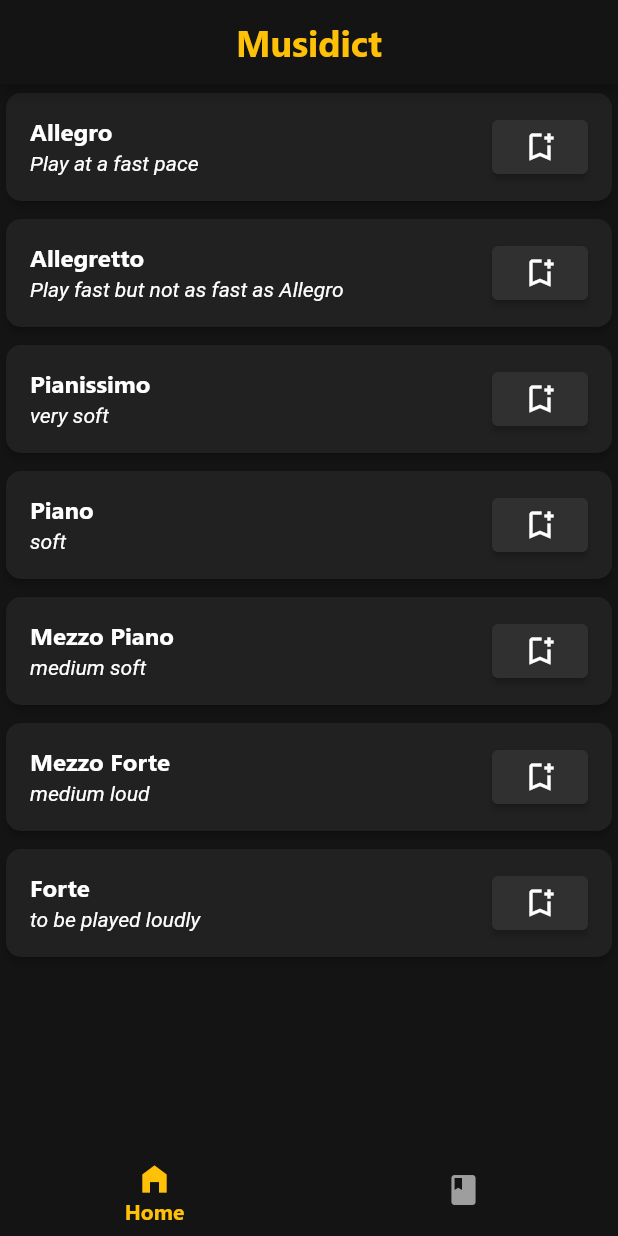
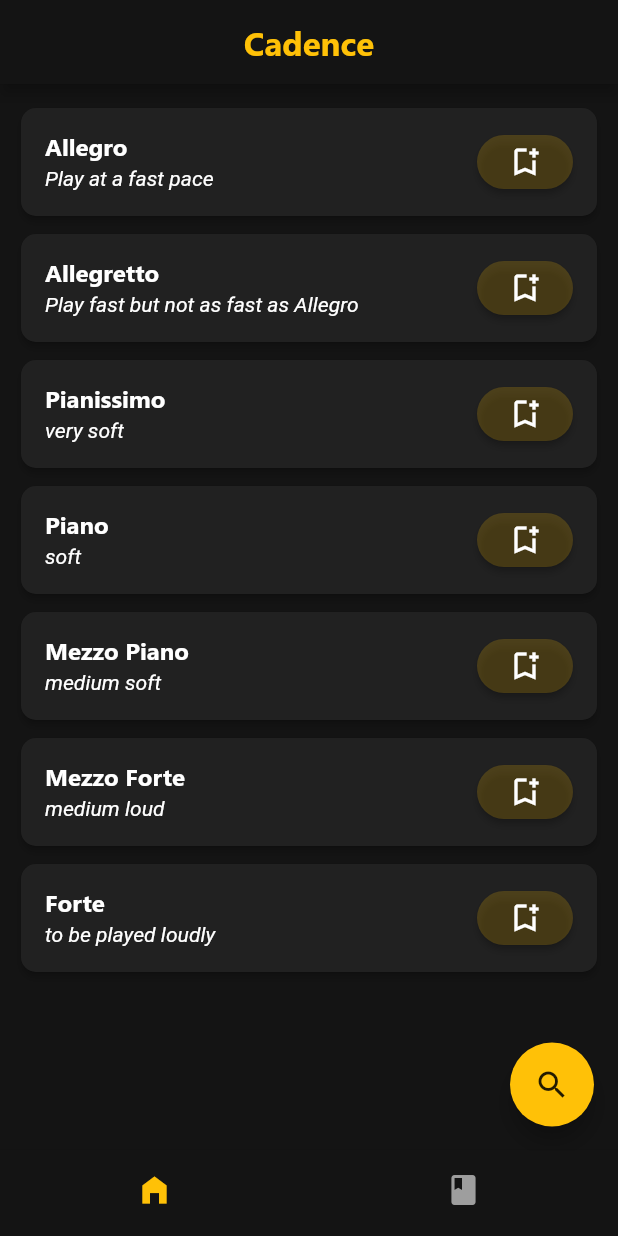
Before and after one commit to itcodehery/Flutter-CodeMaiden, a Flutter app: the screen it shows after launch, on a phone screen of 412 x 824 dp. Run offline on Flutter 3.47's test engine with Material 2 defaults, Android fonts, the phone set to English and light mode, and no system bars; our stand-ins replace easy_search_bar, get, shared_preferences; missing offline and left inert: material3_layout.

Commit message:
Made heavy changes to library

```diff
--- a/musidict/lib/home.dart
+++ b/musidict/lib/home.dart
@@ -1,4 +1,5 @@
 import 'package:flutter/material.dart';
+import 'package:musidict/sharedphicons.dart';
 import 'package:musidict/sharedprefhelper.dart';
 
 class Home extends StatefulWidget {
@@ -9,11 +10,18 @@ class Home extends StatefulWidget {
 }
 
 class HomeState extends State<Home> {
+  static const String cardIconsKey = 'card_icons';
+  static const String savedEntriesKey = 'saved_entries';
+
   String titleText = '', subtitleText = '';
   var savedEntries = <String, String>{};
+  var cardIcons = <String, IconData>{};
 
   Widget createCard(String titletext, String subtitletext) {
-    IconData addedToLibrary = Icons.bookmark_add_outlined;
+    IconData initialIcon = savedEntries.containsKey(titletext)
+        ? Icons.bookmark_outlined
+        : Icons.bookmark_add_outlined;
+    cardIcons[titletext] = initialIcon;
 
     return Column(children: [
       const SizedBox(height: 2),
@@ -32,31 +40,38 @@ class HomeState extends State<Home> {
                 subtitle: Text(subtitletext),
                 textColor: Colors.white,
                 subtitleTextStyle: const TextStyle(
-                    fontStyle: FontStyle.italic, color: Colors.amberAccent),
+                    fontStyle: FontStyle.italic, color: Colors.blue),
                 trailing: ElevatedButton(
                     onPressed: () async {
+                      if (cardIcons[titletext] == Icons.bookmark_add_outlined) {
                         setState(() {
-                        if (addedToLibrary == Icons.bookmark_add_outlined) {
                           savedEntries[titletext] = subtitletext;
-                          print('Saved Entries: $savedEntries');
-                          SharedPreferencesHelper.saveMap(savedEntries);
-                          addedToLibrary = Icons.bookmark_outlined;
+                          debugPrint('Saved Entries: $savedEntries');
+                          SharedPreferencesHelper.saveMap(
+                              savedEntries, savedEntriesKey);
+                          cardIcons[titletext] = Icons.bookmark_outlined;
+                          SharedPreferencesHelperIcons.saveMap(
+                              cardIcons, cardIconsKey);
+                        });
                       } else {
+                        setState(() {
                           savedEntries.remove(titletext);
-                          SharedPreferencesHelper.saveMap(savedEntries);
-                          print('Saved Entries: $savedEntries');
-                          addedToLibrary = Icons.bookmark_add_outlined;
+                          SharedPreferencesHelper.saveMap(
+                              savedEntries, savedEntriesKey);
+                          debugPrint('Saved Entries: $savedEntries');
+                          cardIcons[titletext] = Icons.bookmark_add_outlined;
+                          SharedPreferencesHelperIcons.saveMap(
+                              cardIcons, cardIconsKey);
+                        });
                       }
-                        ;
-                      });
                     },
                     style: ButtonStyle(
+                      shape: MaterialStatePropertyAll(RoundedRectangleBorder(
+                          borderRadius: BorderRadius.circular(20))),
                       backgroundColor:
-                            MaterialStatePropertyAll(Colors.grey[850]),
-                        padding: const MaterialStatePropertyAll(
-                          EdgeInsets.fromLTRB(2, 0, 2, 0),
-                        )),
-                    child: Icon(addedToLibrary)),
+                          MaterialStatePropertyAll(Colors.amber.withAlpha(50)),
+                    ),
+                    child: Icon(cardIcons[titletext])),
               ),
             ],
           )),
@@ -77,14 +92,27 @@ class HomeState extends State<Home> {
   @override
   Widget build(BuildContext context) {
     return Scaffold(
+        floatingActionButton: FloatingActionButton(
+          onPressed: () {
+            Navigator.of(context).pushReplacementNamed("Search");
+          },
+          backgroundColor: Colors.amber,
+          child: const Icon(
+            Icons.search,
+            color: Colors.black87,
+          ),
+        ),
         floatingActionButtonLocation: FloatingActionButtonLocation
             .endFloat, //floating button location is above the navigation bar
 
-        body: ListView(
+        body: Padding(
+          padding: const EdgeInsets.all(10),
+          child: ListView(
             children: <Widget>[
               for (var value in dictionary.entries)
                 createCard(value.key, value.value)
             ],
+          ),
         ));
   }
 }
--- a/musidict/lib/main.dart
+++ b/musidict/lib/main.dart
@@ -1,6 +1,7 @@
 import 'package:flutter/material.dart';
 import 'package:musidict/home.dart';
 import 'package:musidict/library.dart';
+import 'package:musidict/search_page.dart';
 
 void main() {
   runApp(const MyApp());
@@ -45,11 +46,9 @@ class _MyAppState extends State<MyApp> {
       home: Scaffold(
         appBar: AppBar(
           title: const Text(
-              'Musidict',
+            'Cadence',
             style: TextStyle(
-                  color: Colors.amber,
-                  fontWeight: FontWeight.bold,
-                  fontSize: 24),
+                color: Colors.amber, fontWeight: FontWeight.w100, fontSize: 22),
           ),
           centerTitle: true,
           backgroundColor: defaultBGColor,
@@ -60,8 +59,14 @@ class _MyAppState extends State<MyApp> {
             currentIndex: selectedIndex,
             selectedItemColor: Colors.amber,
             unselectedItemColor: Colors.grey,
+            showSelectedLabels: false,
             showUnselectedLabels: false,
             onTap: _onTapTap),
-        ));
+      ),
+      routes: {
+        "Home": (context) => const Home(),
+        "Search": (context) => const SearchPage()
+      },
+    );
   }
 }
```
Also changed, not shown: musidict/lib/library.dart (+59 -16 lines), musidict/lib/search_page.dart (added, +41 -0 lines), musidict/lib/sharedphicons.dart (added, +26 -0 lines), musidict/lib/sharedprefhelper.dart (+4 -6 lines), musidict/pubspec.yaml (+5 -44 lines), musidict/pubspec.lock, 1 other file. Lines whose indentation alone changed are shown as unchanged.
